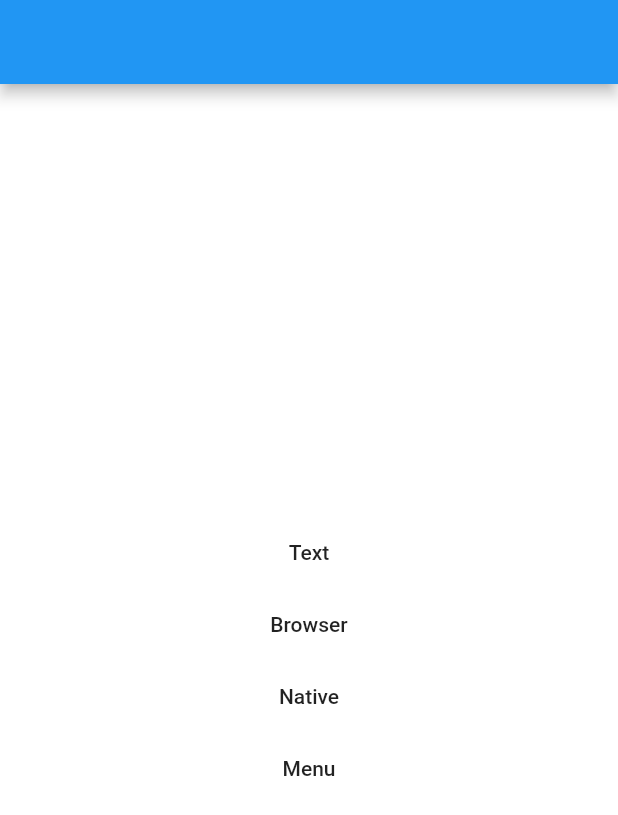
After one commit to npu3pak/flutter-experiment-flutter, a Flutter app: the screen it shows after launch, after a tap on "Native", on a phone screen of 412 x 824 dp. The commit adds this screen. Shown: the top 815 px of the screen. Run offline on Flutter 3.47's test engine with Material 2 defaults, Android fonts, the phone set to English and light mode, and no system bars; missing offline and left inert: webview_flutter_plus.

Commit message:
Большой рефакторинг

```diff
--- /dev/null
+++ b/flutter_master/lib/widgets.dart
@@ -0,0 +1,94 @@
+import 'package:flutter/material.dart';
+import 'package:flutter_slave/main.dart' as slave;
+
+class MenuWidget extends StatelessWidget {
+  final Function(BuildContext ctx) onShowText;
+  final Function(BuildContext ctx) onShowBrowser;
+  final Function(BuildContext ctx) onShowNative;
+  final Function(BuildContext ctx) onShowMenu;
+
+  const MenuWidget({
+    Key key,
+    this.onShowText,
+    this.onShowBrowser,
+    this.onShowNative,
+    this.onShowMenu,
+  }) : super(key: key);
+
+  @override
+  Widget build(BuildContext context) {
+    return Scaffold(
+      appBar: AppBar(),
+      body: Container(
+        color: Colors.white,
+        child: Center(
+          child: Column(
+            mainAxisSize: MainAxisSize.min,
+            children: <Widget>[
+              MaterialButton(
+                child: Text("Text"),
+                onPressed: () {
+                  onShowText(context);
+                },
+              ),
+              MaterialButton(
+                child: Text("Browser"),
+                onPressed: () {
+                  onShowBrowser(context);
+                },
+              ),
+              MaterialButton(
+                child: Text("Native"),
+                onPressed: () {
+                  onShowNative(context);
+                },
+              ),
+              MaterialButton(
+                child: Text("Menu"),
+                onPressed: () {
+                  onShowMenu(context);
+                },
+              )
+            ],
+          ),
+        ),
+      ),
+    );
+  }
+}
+
+class TextWidget extends StatelessWidget {
+  final Function(BuildContext context) onPop;
+
+  const TextWidget({Key key, this.onPop}) : super(key: key);
+  @override
+  Widget build(BuildContext context) {
+    return Scaffold(
+      appBar: AppBar(
+        leading: IconButton(
+          icon: Icon(Icons.arrow_back),
+          onPressed: () {
+            onPop(context);
+          },
+        ),
+        title: Text("Screen with text"),
+      ),
+      body: Center(
+        child: Text("Text"),
+      ),
+    );
+  }
+}
+
+class BrowserScreenWidget extends StatelessWidget {
+  final Function(BuildContext context) onPop;
+
+  const BrowserScreenWidget({Key key, this.onPop}) : super(key: key);
+
+  @override
+  Widget build(BuildContext context) {
+    return slave.BrowserWidget(
+      onPop: onPop,
+    );
+  }
+}
--- a/flutter_slave/pubspec.yaml
+++ b/flutter_slave/pubspec.yaml
@@ -23,7 +23,7 @@ environment:
 dependencies:
   flutter:
     sdk: flutter
-  webview_flutter: ^0.3.22+1
+  webview_flutter_plus: ^0.1.1+8
 
   # The following adds the Cupertino Icons font to your application.
   # Use with the CupertinoIcons class for iOS style icons.
```
Also changed, not shown: flutter_master/lib/coordinator.dart (added, +110 -0 lines), flutter_master/lib/main.dart (+13 -75 lines), flutter_slave/lib/main.dart (+22 -12 lines), flutter_master/pubspec.lock, flutter_slave/pubspec.lock.
